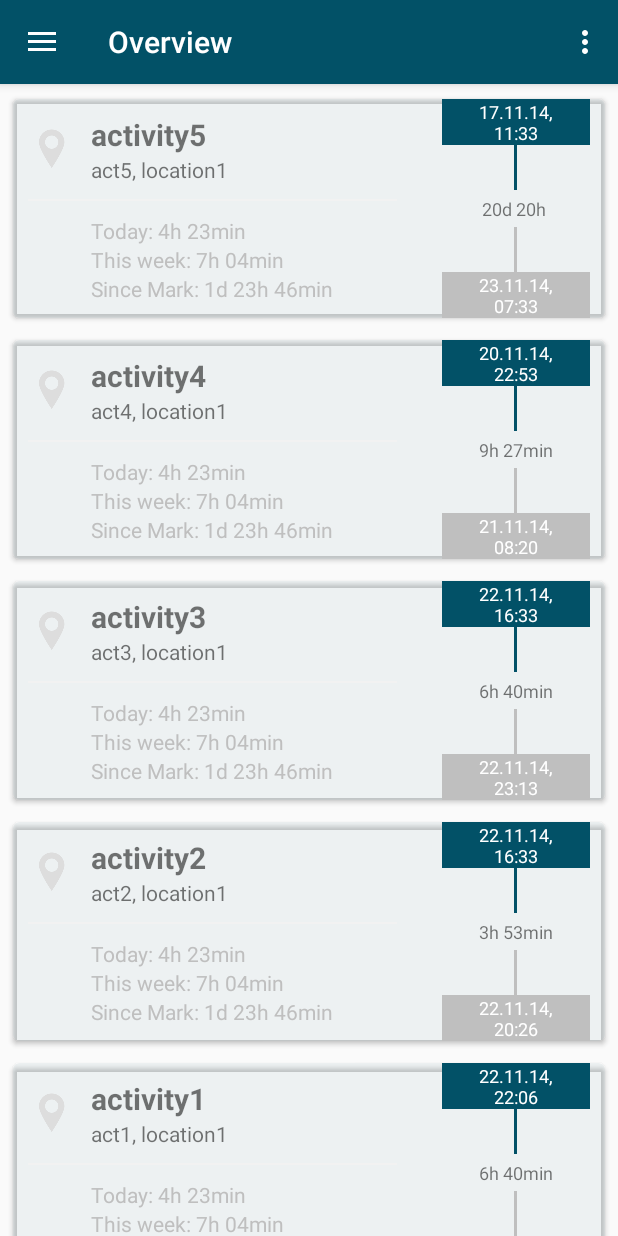
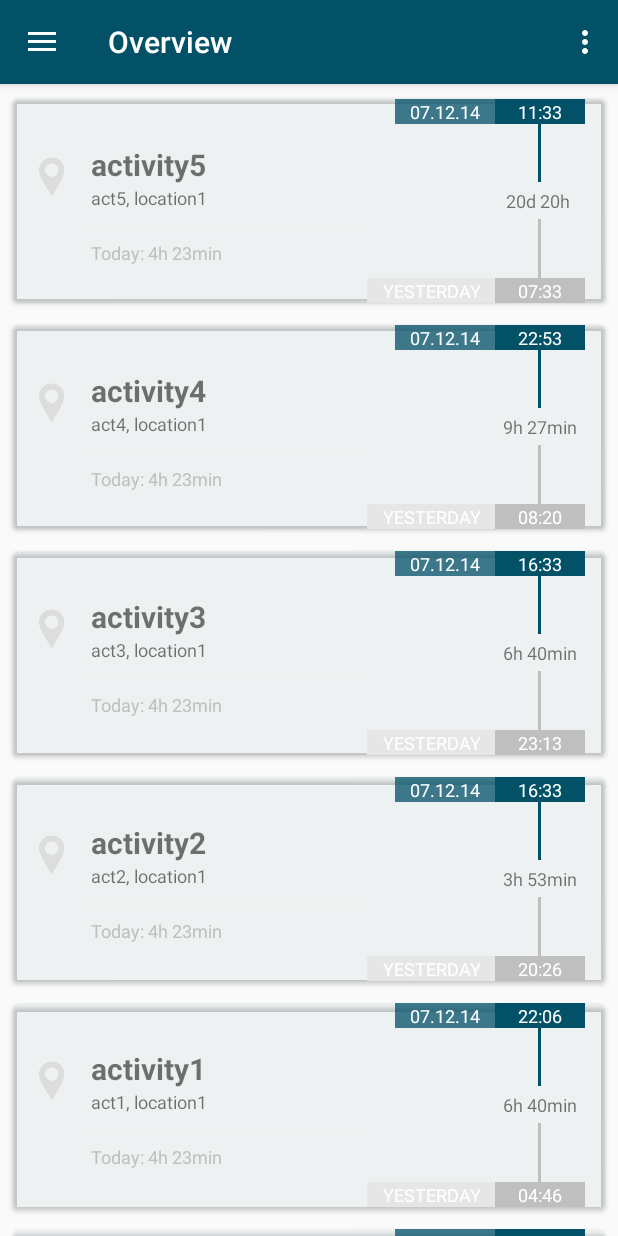
Before and after one commit to mohoff/Zeiterfassung, an Android app: the screen it shows after launch (MainActivity), on a phone screen of 412 x 824 dp. Run offline under Robolectric (Android 15) with nearby library versions, the phone set to English and light mode, and no system bars; libraries missing offline, so code that uses them is left out: com.j256.ormlite; 3 statements that could not run were skipped.

Commit message:
"Overview" überarbeitet: mit Datum/"Today"/"Yesterday" jetzt und überarbeitetes CardView-Layout

```diff
--- a/zeiterfassung/src/main/java/de/mohoff/zeiterfassung/datamodel/Timeslot.java
+++ b/zeiterfassung/src/main/java/de/mohoff/zeiterfassung/datamodel/Timeslot.java
@@ -84,27 +84,43 @@ public class Timeslot {
         this.location = location;
     }
 
-    private String getReadableTime(long time){
+    private String getReadableDate(long time){
         boolean wasToday = this.isSameDay(System.currentTimeMillis(), time);
         boolean wasYesterday = false;
         if(!wasToday){
             wasYesterday = this.isSameDay(System.currentTimeMillis(), time);
             if(wasYesterday){
-                return "Yesterday, " + new SimpleDateFormat("HH:mm").format(new Date(time));
+                return "Yesterday";
             } else {
                 // older than "yesterday"
-                return new SimpleDateFormat("dd.MM.yy, HH:mm").format(new Date(time));
+                return new SimpleDateFormat("dd.MM.yy").format(new Date(time));
             }
         } else {
-            return "Today, " + new SimpleDateFormat("HH:mm").format(new Date(time));
+            return "Today";
         }
     }
 
-    public String getReadableStarttime(){
+    private String getReadableTime(long time){
+        return new SimpleDateFormat("HH:mm").format(new Date(time));
+    }
+
+    public String getReadableStartDate(){
+        return getReadableDate(this.starttime);
+    }
+
+    public String getReadableStartTime(){
         return getReadableTime(this.starttime);
     }
 
-    public String getReadableEndtime(){
+    public String getReadableEndDate(){
+        if(endtime != 0){
+            return getReadableDate(this.endtime);
+        } else {
+            return "";
+        }
+    }
+
+    public String getReadableEndTime(){
         if(endtime != 0){
             return getReadableTime(this.endtime);
         } else {
--- a/zeiterfassung/src/main/java/de/mohoff/zeiterfassung/ui/CardAdapterOverview.java
+++ b/zeiterfassung/src/main/java/de/mohoff/zeiterfassung/ui/CardAdapterOverview.java
@@ -100,8 +100,8 @@ public class CardAdapterOverview extends RecyclerView.Adapter<CardAdapterOvervie
         holder.icon.setImageResource(R.drawable.ic_action_edit_location);
         holder.activity.setText(timeslot.getActivity());
         holder.location.setText(timeslot.getLocation());
-        holder.startTime.setText(timeslot.getReadableStarttime());
-        holder.endTime.setText(timeslot.getReadableEndtime());
+        holder.startTime.setText(timeslot.getReadableStartTime());
+        holder.endTime.setText(timeslot.getReadableEndTime());
         holder.duration.setText(timeslot.getReadableDuration()); // e.g. "1d 2h 14min"
 
         setAnimation(holder.container, position);
--- a/zeiterfassung/src/main/res/layout/activity_main_cards_additionalinfo.xml
+++ b/zeiterfassung/src/main/res/layout/activity_main_cards_additionalinfo.xml
@@ -28,6 +28,8 @@
                 android:layout_height="wrap_content"
                 android:layout_margin="10dp"
                 android:gravity="center_vertical"
+                android:paddingBottom="20dp"
+                android:paddingTop="20dp"
                 android:id="@+id/leftPart">
                 <ImageView
                     android:id="@+id/icon"
@@ -42,6 +44,7 @@
                     android:layout_height="wrap_content"
                     android:gravity="center_vertical"
                     android:text="ACTIVITY NAME"
+                    android:maxWidth="200dp"
                     android:textSize="20sp"
                     android:textStyle="bold"
                     android:layout_marginLeft="10dp"
@@ -52,60 +55,89 @@
                     android:layout_width="wrap_content"
                     android:layout_height="wrap_content"
                     android:text="LOCATION"
+                    android:textSize="12sp"
+                    android:maxWidth="200dp"
                     android:gravity="center_vertical"
                     android:layout_below="@id/activity"
-                    android:layout_alignLeft="@+id/activity"
-                    android:layout_marginTop="0dp"/>
+                    android:layout_alignLeft="@+id/activity"/>
             </RelativeLayout>
-            <View
-                android:layout_width="match_parent"
-                android:layout_height="1dp"
-                android:background="@color/grey_05"
-                android:layout_marginLeft="10dp"
-                android:layout_marginRight="20dp"/>
             <RelativeLayout
                 android:layout_width="wrap_content"
                 android:layout_height="wrap_content"
-                android:layout_margin="10dp">
+                android:layout_marginLeft="10dp"
+                android:layout_marginBottom="20dp"
+                android:layout_marginTop="-20dp">
                 <ImageView
                     android:id="@+id/icon2"
                     android:layout_width="wrap_content"
                     android:layout_height="wrap_content"
                     android:visibility="invisible"
                     android:src="@drawable/ic_action_discard"/>
+                <View
+                    android:layout_width="match_parent"
+                    android:layout_height="1dp"
+                    android:background="@color/grey_05"
+                    android:layout_marginLeft="10dp"
+                    android:layout_marginRight="40dp"
+                    android:layout_toRightOf="@id/icon2"/>
                 <TextView
                     android:id="@+id/textToday"
                     android:layout_width="wrap_content"
                     android:layout_height="wrap_content"
+                    android:paddingTop="10dp"
                     android:layout_marginLeft="10dp"
                     android:text="Today: 4h 23min"
+                    android:textSize="12sp"
                     android:layout_toRightOf="@id/icon2"
-                    android:textColor="@color/grey_25"/>
-                <TextView
-                    android:id="@+id/textWeek"
-                    android:layout_width="wrap_content"
-                    android:layout_height="wrap_content"
-                    android:text="This week: 7h 04min"
-                    android:layout_below="@id/textToday"
-                    android:layout_alignLeft="@+id/textToday"
-                    android:textColor="@color/grey_25"/>
-                <TextView
-                    android:id="@+id/textMark"
-                    android:layout_width="wrap_content"
-                    android:layout_height="wrap_content"
-                    android:text="Since Mark: 1d 23h 46min"
-                    android:layout_below="@id/textWeek"
-                    android:layout_alignLeft="@+id/textToday"
                     android:textColor="@color/grey_25"/>
             </RelativeLayout>
         </LinearLayout>
-        <RelativeLayout
-            android:orientation="vertical"
+        <LinearLayout
+            android:orientation="horizontal"
             android:layout_width="0dp"
             android:layout_height="fill_parent"
+            android:layout_weight="0.41"
+            android:layout_marginRight="40dp"
+            android:layout_marginLeft="-40dp"
+            android:gravity="left">
+            <RelativeLayout
+                android:layout_width="wrap_content"
+                android:layout_height="fill_parent"
+                android:orientation="vertical"
+                android:layout_gravity="right"
+                android:gravity="right">
+                <TextView
+                    android:id="@+id/startDate"
+                    android:layout_width="wrap_content"
+                    android:layout_height="wrap_content"
+                    android:text="07.12.14"
+                    android:textSize="12sp"
+                    android:layout_alignParentTop="true"
                     android:paddingLeft="10dp"
                     android:paddingRight="10dp"
-            android:layout_weight="0.3">
+                    android:gravity="right"
+                    android:layout_alignRight="@id/endDate"
+                    android:textColor="@color/white"
+                    android:background="@color/greenish_75"/>
+                <TextView
+                    android:id="@+id/endDate"
+                    android:layout_width="wrap_content"
+                    android:layout_height="wrap_content"
+                    android:text="YESTERDAY"
+                    android:textSize="12sp"
+                    android:paddingLeft="10dp"
+                    android:gravity="right"
+                    android:layout_alignParentBottom="true"
+                    android:paddingRight="10dp"
+                    android:textColor="@color/white"
+                    android:background="@color/grey_10"/>
+            </RelativeLayout>
+
+            <RelativeLayout
+                android:id="@+id/timeArea"
+                android:layout_width="wrap_content"
+                android:layout_height="fill_parent"
+                android:orientation="vertical">
                 <TextView
                     android:id="@+id/startTime"
                     android:layout_width="wrap_content"
@@ -121,11 +153,13 @@
                     android:textSize="12sp"/>
                 <TextView
                     android:id="@+id/duration"
-                android:layout_width="match_parent"
+                    android:layout_width="wrap_content"
                     android:layout_height="wrap_content"
                     android:layout_centerInParent="true"
                     android:gravity="center_horizontal"
-                android:text="1h 5min"
+                    android:text="10h 5min 66sec"
+                    android:layout_alignLeft="@id/startTime"
+                    android:layout_alignRight="@id/endTime"
                     android:textSize="12sp"/>
                 <TextView
                     android:id="@+id/endTime"
@@ -157,5 +191,8 @@
                     android:background="@color/grey_25"
                     android:layout_marginTop="4dp"/>
             </RelativeLayout>
+
+        </LinearLayout>
+
     </LinearLayout>
 </android.support.v7.widget.CardView>
```
Also changed, not shown: zeiterfassung/src/main/res/layout/activity_main_cards.xml (+64 -17 lines), 1 other file. Lines whose indentation alone changed are shown as unchanged.
